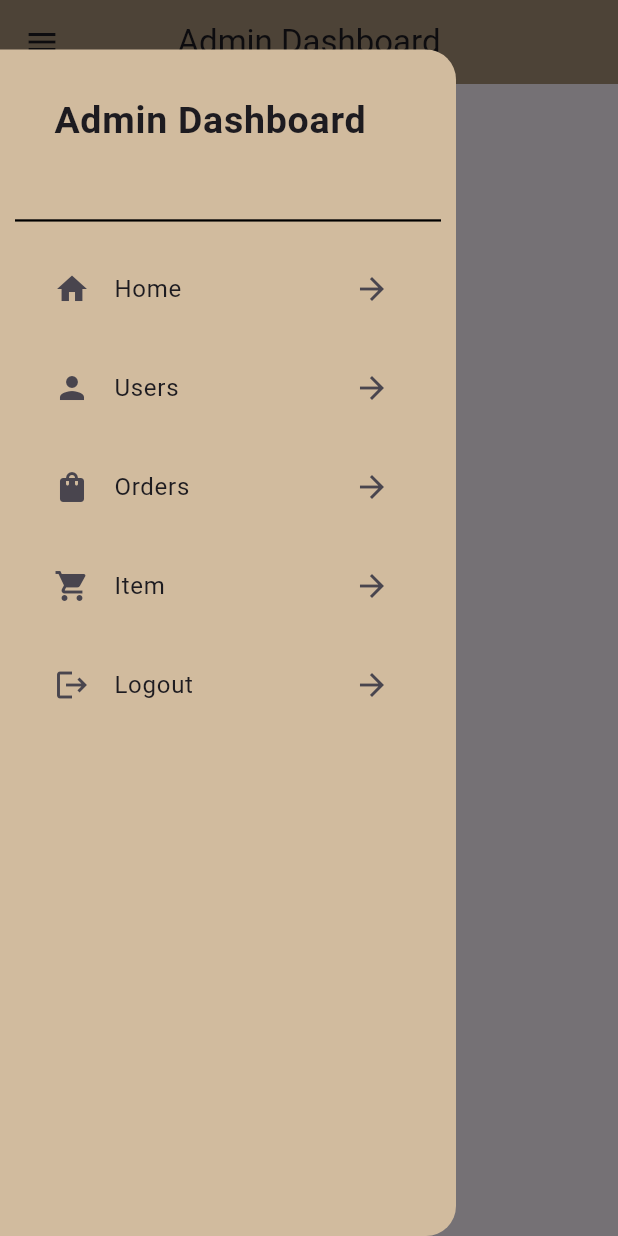
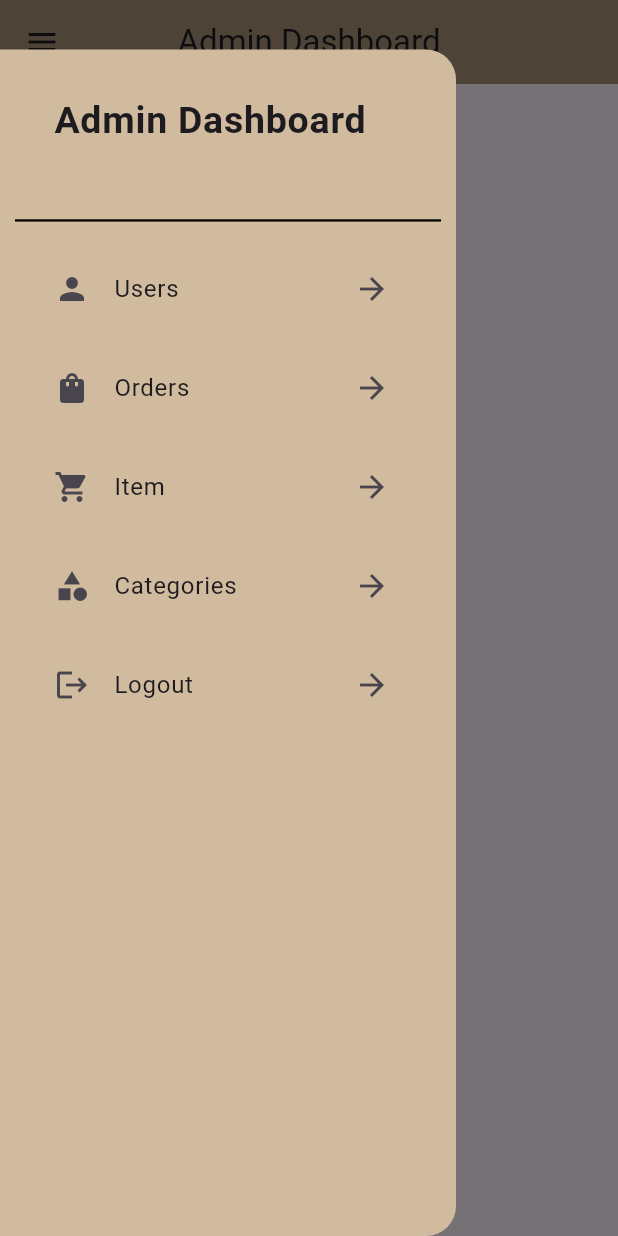
Before and after one commit to NajwaShaharudin/UniLoot, a Flutter app: the AdminMainScreen screen opened directly, with the side drawer open, on a phone screen of 412 x 824 dp. Run offline on Flutter 3.47's test engine with Material 3 defaults, Android fonts, the light colour scheme and no system bars; our stand-ins replace cached_network_image, carousel_slider, cloud_firestore, device_info_plus, firebase_auth, firebase_core and 10 more; missing offline and left inert: image_card; accounts and stored records are empty.

Commit message:
add categories and delete home

```diff
--- a/lib/widgets/admin_drawer_widget.dart
+++ b/lib/widgets/admin_drawer_widget.dart
@@ -5,7 +5,6 @@ import 'package:google_sign_in/google_sign_in.dart';
 import 'package:uni_loot/screens/admin_panel/admin_all_items.dart';
 import 'package:uni_loot/screens/admin_panel/all_orders_screen.dart';
 import 'package:uni_loot/screens/admin_panel/all_user_screen.dart';
-import 'package:uni_loot/screens/user_panel/cust_order_screen.dart';
 import 'package:uni_loot/utils/app_constant.dart';
 
 import '../screens/auth_ui/welcome_screen.dart';
@@ -23,7 +22,7 @@ class _AdminDrawerWidgetState extends State<AdminDrawerWidget> {
     return Padding(
       padding: EdgeInsets.only(top: Get.height/25),
       child: Drawer(
-        shape: RoundedRectangleBorder(
+        shape: const RoundedRectangleBorder(
           borderRadius: BorderRadius.only(
             topRight: Radius.circular(20.0),
             bottomRight: Radius.circular(20.0),
@@ -32,14 +31,14 @@ class _AdminDrawerWidgetState extends State<AdminDrawerWidget> {
         child: Wrap(
           runSpacing: 10,
           children: [
-            Padding(
-              padding: const EdgeInsets.symmetric(horizontal: 20.0, vertical: 20.0),
+            const Padding(
+              padding: EdgeInsets.symmetric(horizontal: 20.0, vertical: 20.0),
               child: ListTile(
                 titleAlignment: ListTileTitleAlignment.center,
                 title: Text("Admin Dashboard", style: TextStyle(fontWeight: FontWeight.bold, fontSize: 25),),
               ),
             ),
-            Divider(
+            const Divider(
               indent: 10.0,
               endIndent: 10.0,
               thickness: 1.5,
@@ -48,33 +47,24 @@ class _AdminDrawerWidgetState extends State<AdminDrawerWidget> {
             Padding(
               padding: const EdgeInsets.symmetric(horizontal: 20.0),
               child: ListTile(
-                titleAlignment: ListTileTitleAlignment.center,
-                title: Text("Home"),
-                leading: Icon(Icons.home),
-                trailing: Icon(Icons.arrow_forward),
-              ),
-            ),
-            Padding(
-              padding: const EdgeInsets.symmetric(horizontal: 20.0),
-              child: ListTile(
                 onTap: (){
-                  Get.to(() => AllUserScreen());
+                  Get.to(() => const AllUserScreen());
                 },
                 titleAlignment: ListTileTitleAlignment.center,
-                title: Text("Users"),
-                leading: Icon(Icons.person),
-                trailing: Icon(Icons.arrow_forward),
+                title: const Text("Users"),
+                leading: const Icon(Icons.person),
+                trailing: const Icon(Icons.arrow_forward),
               ),
             ),
             Padding(
               padding: const EdgeInsets.symmetric(horizontal: 20.0),
               child: ListTile(
                 titleAlignment: ListTileTitleAlignment.center,
-                title: Text("Orders"),
-                leading: Icon(Icons.shopping_bag),
-                trailing: Icon(Icons.arrow_forward),
+                title: const Text("Orders"),
+                leading: const Icon(Icons.shopping_bag),
+                trailing: const Icon(Icons.arrow_forward),
                 onTap: (){
-                  Get.to(AllOrdersScreen());
+                  Get.to(const AllOrdersScreen());
                 },
               ),
             ),
@@ -82,15 +72,31 @@ class _AdminDrawerWidgetState extends State<AdminDrawerWidget> {
               padding: const EdgeInsets.symmetric(horizontal: 20.0),
               child: ListTile(
                 titleAlignment: ListTileTitleAlignment.center,
-                title: Text("Item"),
-                leading: Icon(
+                title: const Text("Item"),
+                leading: const Icon(
                     Icons.shopping_cart),
-                trailing: Icon(
+                trailing: const Icon(
                     Icons.arrow_forward
                 ),
                 onTap: (){
                   Get.back();
-                  Get.to(() => AdminAllItems());
+                  Get.to(() => const AdminAllItems());
+                },
+              ),
+            ),
+            Padding(
+              padding: const EdgeInsets.symmetric(horizontal: 20.0),
+              child: ListTile(
+                titleAlignment: ListTileTitleAlignment.center,
+                title: const Text("Categories"),
+                leading: const Icon(
+                    Icons.category),
+                trailing: const Icon(
+                    Icons.arrow_forward
+                ),
+                onTap: (){
+                  Get.back();
+                  Get.to(() => const AdminAllItems());
                 },
               ),
             ),
@@ -106,9 +112,9 @@ class _AdminDrawerWidgetState extends State<AdminDrawerWidget> {
                   Get.offAll(() => WelcomeScreen());
                 },
                 titleAlignment: ListTileTitleAlignment.center,
-                title: Text("Logout"),
-                leading: Icon(Icons.logout),
-                trailing: Icon(Icons.arrow_forward),
+                title: const Text("Logout"),
+                leading: const Icon(Icons.logout),
+                trailing: const Icon(Icons.arrow_forward),
               ),
             ),
           ],
```
